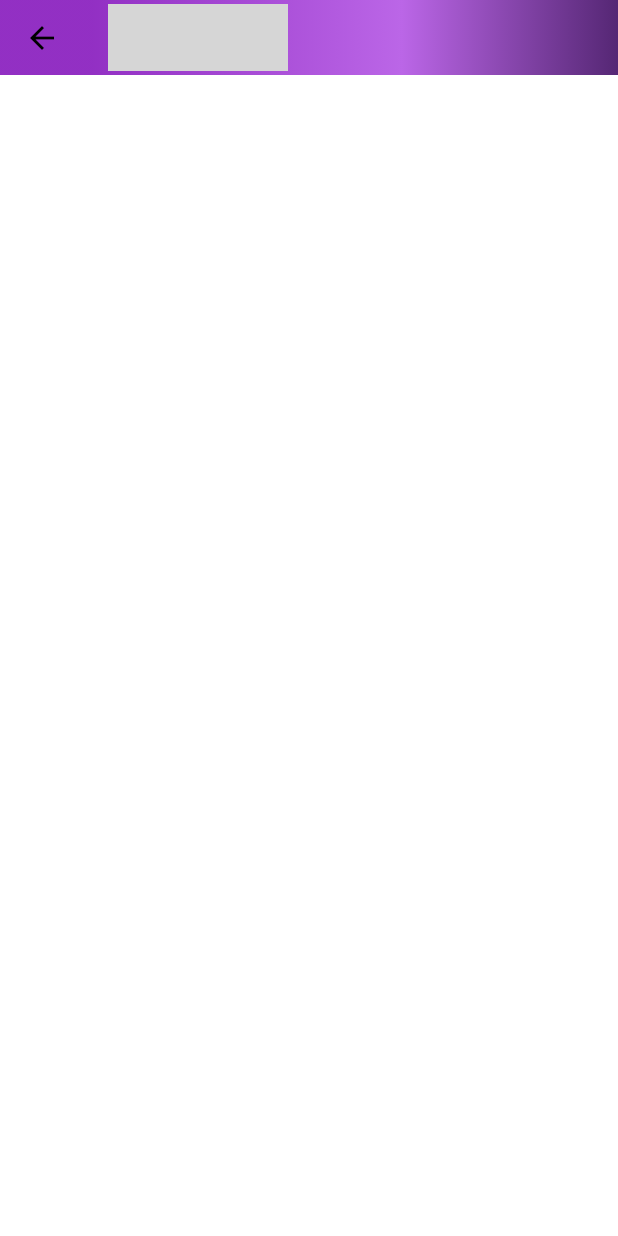
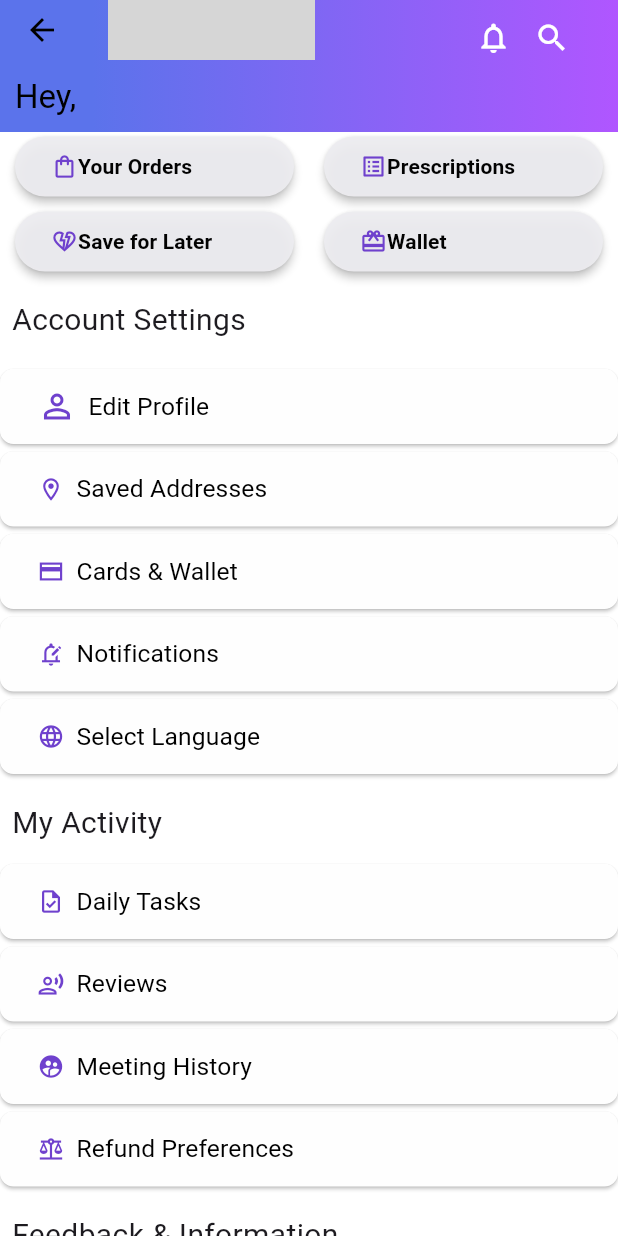
Before and after one commit to H-a-r-s-h-i-t-a-k/Sarvayon, a Flutter app: the AccountScreen screen opened directly, on a phone screen of 412 x 824 dp. Run offline on Flutter 3.47's test engine with Material 2 defaults, Android fonts, the phone set to English and light mode, and no system bars; drawn by our look-alikes of rive; our stand-ins replace awesome_dialog, flutter_svg, get, shared_preferences; accounts and stored records are empty; grey boxes are pictures that could not be loaded.

Commit message:
accountui

```diff
--- a/lib/constants/global_box.dart
+++ b/lib/constants/global_box.dart
@@ -7,13 +7,13 @@ class Global_Box {
 
   static const appBarGradient = LinearGradient(
     colors: [
-      Color.fromARGB(220, 153, 17, 199),
-      Color.fromARGB(220, 200, 80, 240),
-      Color.fromARGB(220, 82, 7, 107),
+      Color.fromARGB(255, 91, 115, 235),
+      // Color.fromARGB(220, 198, 170, 208),
+      Color.fromARGB(255, 176, 86, 255),
     ],
     stops: [
       0.15,
-      0.65,
+      // 0.65,
       1.0,
     ],
   );
--- a/lib/main.dart
+++ b/lib/main.dart
@@ -1,6 +1,7 @@
 import 'package:flutter/material.dart';
 import 'package:pro/common/bottom_bar.dart';
 import 'package:pro/constants/global_box.dart';
+import 'package:pro/module/account/screens/account_screen.dart';
 import 'package:pro/module/authen/screens/login.dart';
 import 'package:pro/module/authen/services/auth_services.dart';
 import 'package:pro/module/home-screens/home.dart';
@@ -51,12 +52,13 @@ class _SarvayonState extends State<Sarvayon> {
           iconTheme: const IconThemeData(color: Colors.black),
         ),
       ),
+
       onGenerateRoute: ((settings) => generateRoute(settings)),
-      initialRoute: '/login',
-      home: Provider.of<UserProvider>(context).user.token.isNotEmpty
-          ? const BottomBar()
-          : const Authen(),
-      // home: const BottomBar(),
+      // initialRoute: '/login',
+      // home: Provider.of<UserProvider>(context).user.token.isNotEmpty
+      //     ? const BottomBar()
+      //     : const Authen(),
+      home: const BottomBar(),
     );
   }
 }
--- a/lib/module/account/screens/account_screen.dart
+++ b/lib/module/account/screens/account_screen.dart
@@ -1,5 +1,11 @@
 import 'package:flutter/material.dart';
 import 'package:pro/constants/global_box.dart';
+import 'package:pro/models/rive_assets.dart';
+import 'package:pro/module/account/widgets/accountbutton.dart';
+import 'package:pro/module/account/widgets/below_app_bar.dart';
+import 'package:pro/module/account/widgets/button_account.dart';
+import 'package:pro/module/account/widgets/listDetails.dart';
+import 'package:rive/rive.dart';
 
 class AccountScreen extends StatefulWidget {
   const AccountScreen({super.key});
@@ -13,7 +19,7 @@ class _AccountScreenState extends State<AccountScreen> {
   Widget build(BuildContext context) {
     return Scaffold(
       appBar: PreferredSize(
-        preferredSize: const Size.fromHeight(50),
+        preferredSize: const Size.fromHeight(40),
         child: AppBar(
           flexibleSpace: Container(
             decoration: const BoxDecoration(
@@ -21,22 +27,51 @@ class _AccountScreenState extends State<AccountScreen> {
             ),
           ),
           title: Row(
+            mainAxisAlignment: MainAxisAlignment.spaceBetween,
             children: [
-              Container(
-                alignment: Alignment.topLeft,
-                child: Image.asset(
-                  'asset/rive_assets/logo1',
-                  width: 120,
-                  height: 45,
+              SizedBox(
+                height: 65,
+                width: 138,
+                child: const RiveAnimation.asset(
+                  "asset/rive_assets/logo1.riv",
+                  fit: BoxFit.fill,
                 ),
               ),
               Container(
-                padding: const EdgeInsets.only(left: 15, right: 15),
+                padding: const EdgeInsets.only(
+                    left: 12, top: 23, right: 1, bottom: 12),
+                child: Row(
+                  children: [
+                    Padding(
+                      padding: EdgeInsets.only(right: 15),
+                      child: Icon(
+                        Icons.notifications_none_outlined,
+                        color: Colors.white,
+                      ),
+                    ),
+                    Padding(
+                      padding: EdgeInsets.only(right: 15),
+                      child: Icon(
+                        Icons.search_outlined,
+                        color: Colors.white,
+                      ),
+                    ),
+                  ],
+                ),
               )
             ],
           ),
         ),
       ),
+      body: SingleChildScrollView(
+        child: const Column(
+          children: [
+            BelowAppBar(),
+            accountbutton(),
+            ListDetails(),
+          ],
+        ),
+      ),
     );
   }
 }
--- /dev/null
+++ b/lib/module/account/widgets/accountbutton.dart
@@ -0,0 +1,50 @@
+import 'package:flutter/material.dart';
+
+class Accountbtncommon extends StatelessWidget {
+  final String text;
+  final VoidCallback onTap;
+  final Icon custIcon;
+  const Accountbtncommon(
+      {super.key,
+      required this.text,
+      required this.onTap,
+      required this.custIcon});
+
+  @override
+  Widget build(BuildContext context) {
+    return Expanded(
+      child: Container(
+        margin: EdgeInsets.symmetric(horizontal: 10),
+        height: 40,
+        decoration: BoxDecoration(
+          border: Border.all(color: Colors.white, width: 0.0),
+          borderRadius: BorderRadius.circular(20),
+          color: Color.fromARGB(255, 255, 255, 255),
+        ),
+        child: ElevatedButton(
+          style: ElevatedButton.styleFrom(
+              foregroundColor: Colors.black,
+              surfaceTintColor: Color.fromARGB(255, 57, 53, 53),
+              backgroundColor: Color.fromARGB(239, 251, 251, 255),
+              elevation: 2.4,
+              shape: RoundedRectangleBorder(
+                borderRadius: BorderRadius.circular(90),
+              )),
+          onPressed: onTap,
+          child: Row(
+            children: [
+              custIcon,
+              Text(
+                text,
+                style: TextStyle(
+                  color: Color.fromARGB(255, 2, 2, 2),
+                  fontWeight: FontWeight.bold,
+                ),
+              ),
+            ],
+          ),
+        ),
+      ),
+    );
+  }
+}
--- /dev/null
+++ b/lib/module/account/widgets/below_app_bar.dart
@@ -0,0 +1,47 @@
+import 'package:flutter/material.dart';
+import 'package:pro/constants/global_box.dart';
+import 'package:pro/providers/user_provider.dart';
+import 'package:provider/provider.dart';
+
+class BelowAppBar extends StatefulWidget {
+  const BelowAppBar({super.key});
+
+  @override
+  State<BelowAppBar> createState() => _BelowAppBarState();
+}
+
+class _BelowAppBarState extends State<BelowAppBar> {
+  @override
+  Widget build(BuildContext context) {
+    final user = Provider.of<UserProvider>(context).user;
+    return Container(
+      decoration: BoxDecoration(
+        gradient: Global_Box.appBarGradient,
+      ),
+      padding: const EdgeInsets.only(left: 10, right: 10, bottom: 10, top: 12),
+      child: Row(
+        children: [
+          RichText(
+            text: TextSpan(
+              text: 'Hey,  ',
+              style: const TextStyle(
+                fontSize: 22,
+                color: Colors.black,
+              ),
+              children: [
+                TextSpan(
+                  text: user.name,
+                  style: const TextStyle(
+                    fontSize: 22,
+                    fontWeight: FontWeight.bold,
+                    color: Colors.black,
+                  ),
+                ),
+              ],
+            ),
+          ),
+        ],
+      ),
+    );
+  }
+}
--- /dev/null
+++ b/lib/module/account/widgets/button_account.dart
@@ -0,0 +1,70 @@
+import 'package:flutter/material.dart';
+import 'package:get/get.dart';
+import 'package:pro/module/account/widgets/accountbutton.dart';
+
+class accountbutton extends StatefulWidget {
+  const accountbutton({
+    super.key,
+  });
+
+  @override
+  State<accountbutton> createState() => _accountbuttonState();
+}
+
+class _accountbuttonState extends State<accountbutton> {
+  @override
+  Widget build(BuildContext context) {
+    return Column(
+      crossAxisAlignment: CrossAxisAlignment.stretch,
+      children: [
+        SizedBox.square(
+          dimension: 3.0,
+        ),
+        Row(
+          mainAxisAlignment: MainAxisAlignment.spaceBetween,
+          children: [
+            Accountbtncommon(
+              text: 'Your Orders ',
+              onTap: () {},
+              custIcon: Icon(
+                Icons.shopping_bag_outlined,
+                color: Color.fromARGB(255, 111, 65, 205),
+              ),
+            ),
+            Accountbtncommon(
+              text: 'Prescriptions ',
+              onTap: () {},
+              custIcon: Icon(
+                Icons.list_alt_outlined,
+                color: Color.fromARGB(255, 111, 65, 205),
+              ),
+            ),
+          ],
+        ),
+        SizedBox.square(
+          dimension: 10.0,
+        ),
+        Row(
+          children: [
+            Accountbtncommon(
+              text: 'Save for Later ',
+              onTap: () {},
+              custIcon: Icon(
+                Icons.heart_broken_outlined,
+                color: Color.fromARGB(255, 111, 65, 205),
+              ),
+            ),
+            Accountbtncommon(
+              text: 'Wallet ',
+              onTap: () {},
+              custIcon: Icon(
+                Icons.wallet_giftcard_outlined,
+                color: Color.fromARGB(255, 111, 65, 205),
+              ),
+            ),
+          ],
+        )
+      ],
+    );
+  }
+}
--- /dev/null
+++ b/lib/module/account/widgets/icons_button.dart
@@ -0,0 +1,46 @@
+import 'package:flutter/cupertino.dart';
+import 'package:flutter/material.dart';
+
+class icons_button extends StatelessWidget {
+  final String text;
+  final VoidCallback onTap;
+  final Icon custicon;
+
+  const icons_button(
+      {super.key,
+      required this.onTap,
+      required this.text,
+      required this.custicon});
+
+  @override
+  Widget build(BuildContext context) {
+    return ElevatedButton.icon(
+      onPressed: onTap,
+      style: ElevatedButton.styleFrom(
+        alignment: Alignment(-1, 0),
+        padding: EdgeInsets.symmetric(
+          horizontal: 25,
+        ),
+        foregroundColor: Color.fromARGB(255, 23, 2, 2),
+        backgroundColor: Color.fromARGB(255, 254, 254, 254),
+        minimumSize: Size(double.infinity, 50),
+        shape: RoundedRectangleBorder(
+          borderRadius: BorderRadius.all(Radius.circular(9)),
+        ),
+      ),
+      label: Text(
+        text,
+        style: TextStyle(
+            color: Color.fromARGB(255, 0, 0, 0),
+            fontWeight: FontWeight.w400,
+            fontSize: 16.4),
+      ),
+      icon: custicon,
+
+      //  icon: custicon,  const Icon(
+      //   CupertinoIcons.shopping_cart,
+      //   color: Color.fromARGB(255, 47, 8, 125),
+      // ),
+    );
+  }
+}
--- /dev/null
+++ b/lib/module/account/widgets/listDetails.dart
@@ -0,0 +1,198 @@
+import 'package:flutter/cupertino.dart';
+import 'package:flutter/material.dart';
+import 'package:pro/module/account/widgets/accountbutton.dart';
+import 'package:pro/module/account/widgets/icons_button.dart';
+
+class ListDetails extends StatefulWidget {
+  const ListDetails({super.key});
+
+  @override
+  State<ListDetails> createState() => _ListDetailsState();
+}
+
+class _ListDetailsState extends State<ListDetails> {
+  @override
+  Widget build(BuildContext context) {
+    return Column(
+      mainAxisAlignment: MainAxisAlignment.spaceBetween,
+      crossAxisAlignment: CrossAxisAlignment.start,
+      children: [
+        SizedBox(
+          height: 10,
+        ),
+        Padding(
+          padding: const EdgeInsets.all(8.0),
+          child: Text(
+            "Account Settings ",
+            textAlign: TextAlign.start,
+            style: TextStyle(
+              fontSize: 20,
+            ),
+          ),
+        ),
+        SizedBox(
+          height: 10,
+        ),
+        icons_button(
+          onTap: () {},
+          text: 'Edit Profile',
+          custicon: const Icon(
+            size: 26,
+            Icons.person_outline,
+            color: Color.fromARGB(255, 111, 65, 205),
+          ),
+        ),
+        SizedBox(
+          height: 5,
+        ),
+        icons_button(
+          onTap: () {},
+          text: 'Saved Addresses',
+          custicon: Icon(
+            Icons.location_on_outlined,
+            color: Color.fromARGB(255, 111, 65, 205),
+          ),
+        ),
+        SizedBox(
+          height: 5,
+        ),
+        icons_button(
+          onTap: () {},
+          text: 'Cards & Wallet',
+          custicon: Icon(
+            Icons.credit_card_sharp,
+            color: Color.fromARGB(255, 111, 65, 205),
+          ),
+        ),
+        SizedBox(
+          height: 5,
+        ),
+        icons_button(
+          onTap: () {},
+          text: 'Notifications',
+          custicon: Icon(
+            Icons.edit_notifications_outlined,
+            color: Color.fromARGB(255, 111, 65, 205),
+          ),
+        ),
+        SizedBox(
+          height: 5,
+        ),
+        icons_button(
+          onTap: () {},
+          text: 'Select Language',
+          custicon: Icon(
+            Icons.language_outlined,
+            color: Color.fromARGB(255, 111, 65, 205),
+          ),
+        ),
+        SizedBox(
+          height: 10,
+        ),
+        Padding(
+          padding: const EdgeInsets.all(8.0),
+          child: Text(
+            "My Activity ",
+            textAlign: TextAlign.start,
+            style: TextStyle(
+              fontSize: 20,
+            ),
+          ),
+        ),
+        SizedBox(
+          height: 5,
+        ),
+        icons_button(
+          onTap: () {},
+          text: 'Daily Tasks',
+          custicon: Icon(
+            Icons.task_outlined,
+            color: Color.fromARGB(255, 111, 65, 205),
+          ),
+        ),
+        SizedBox(
+          height: 5,
+        ),
+        icons_button(
+          onTap: () {},
+          text: 'Reviews',
+          custicon: Icon(
+            Icons.record_voice_over_outlined,
+            color: Color.fromARGB(255, 111, 65, 205),
+          ),
+        ),
+        SizedBox(
+          height: 5,
+        ),
+        icons_button(
+          onTap: () {},
+          text: 'Meeting History',
+          custicon: Icon(
+            Icons.supervised_user_circle,
+            color: Color.fromARGB(255, 111, 65, 205),
+          ),
+        ),
+        SizedBox(
+          height: 5,
+        ),
+        icons_button(
+          onTap: () {},
+          text: 'Refund Preferences',
+          custicon: Icon(
+            Icons.balance_outlined,
+            color: Color.fromARGB(255, 111, 65, 205),
+          ),
+        ),
+        SizedBox(
+          height: 10,
+        ),
+        Padding(
+          padding: const EdgeInsets.all(8.0),
+          child: Text(
+            "Feedback & Information",
+            textAlign: TextAlign.start,
+            style: TextStyle(
+              fontSize: 20,
+            ),
+          ),
+        ),
+        SizedBox(
+          height: 5,
+        ),
+        icons_button(
+          onTap: () {},
+          text: 'Terms, Policies and Licenses',
+          custicon: Icon(
+            Icons.policy_outlined,
+            color: Color.fromARGB(255, 111, 65, 205),
+          ),
+        ),
+        SizedBox(
+          height: 5,
+        ),
+        icons_button(
+          onTap: () {},
+          text: 'Need Help',
+          custicon: Icon(
+            Icons.help_outline_outlined,
+            color: Color.fromARGB(255, 111, 65, 205),
+          ),
+        ),
+        SizedBox(
+          height: 15,
+        ),
+        icons_button(
+          onTap: () {},
+          text: 'Logout',
+          custicon: Icon(
+            Icons.logout_outlined,
+            color: Color.fromARGB(255, 111, 65, 205),
+          ),
+        ),
+        SizedBox(
+          height: 15,
+        ),
+      ],
+    );
+  }
+}
```
Also changed, not shown: lib/module/account/widget/first.dart (deleted), 1 other file.
